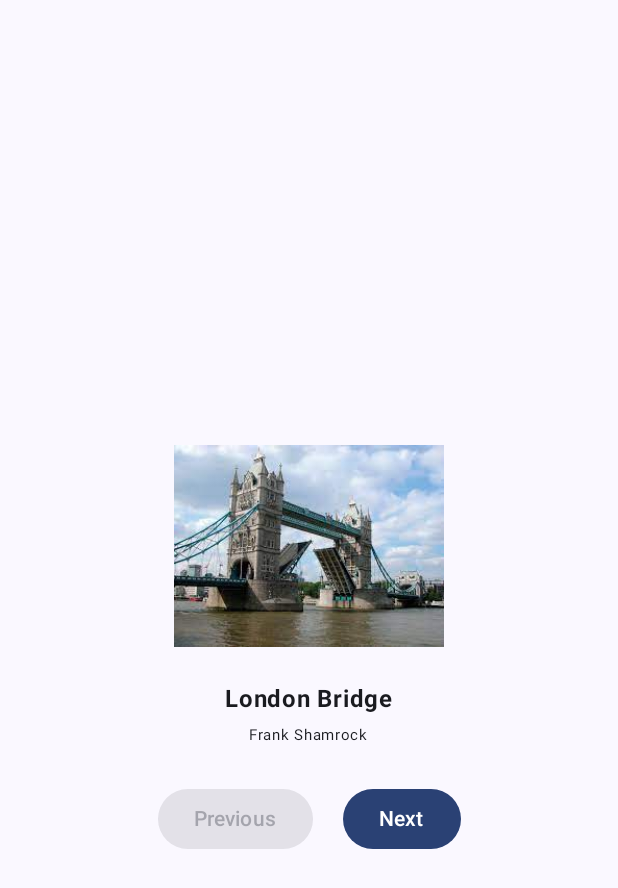
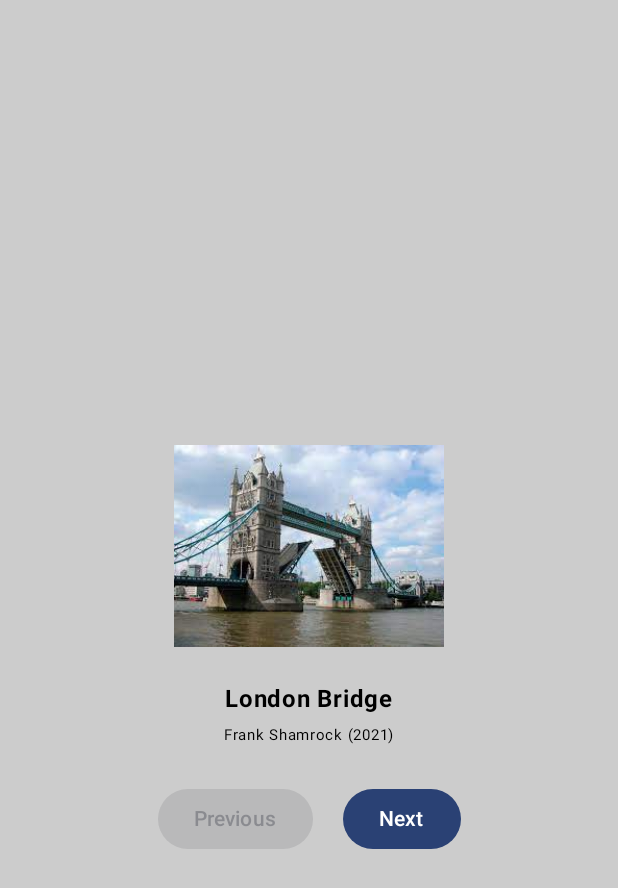
Before and after one commit to lalhming-muana/Repo_testna_app, an Android app built with Jetpack Compose: the screen it shows after launch (MainActivity), on a phone screen of 412 x 824 dp. Shown: the top 888 px of the screen. Run offline under Robolectric (Android 15) with nearby library versions, the phone set to English and light mode, and no system bars.

Commit message:
final version completed

```diff
--- a/app/src/main/java/com/example/repo_testna/MainActivity.kt
+++ b/app/src/main/java/com/example/repo_testna/MainActivity.kt
@@ -26,6 +26,7 @@ import androidx.compose.runtime.setValue
 import androidx.compose.ui.Alignment
 import androidx.compose.ui.Modifier
 import androidx.compose.ui.draw.clip
+import androidx.compose.ui.graphics.Color
 import androidx.compose.ui.res.painterResource
 import androidx.compose.ui.text.font.FontWeight
 import androidx.compose.ui.tooling.preview.Preview
@@ -41,7 +42,7 @@ class MainActivity : ComponentActivity() {
                 // A surface container using the 'background' color from the theme
                 Surface(
                     modifier = Modifier.fillMaxSize(),
-                    color = MaterialTheme.colorScheme.background
+                    color = Color.LightGray
                 ) {
                     Greeting()
                 }
@@ -56,10 +57,10 @@ data class ImageInfo(val resourceId: Int, val description: String, val author: S
 fun Greeting(modifier: Modifier = Modifier) {
 
     val images = listOf(
-        ImageInfo(resourceId = R.drawable.london_bridge,description ="London Bridge", author="Frank Shamrock" ),
-        ImageInfo(resourceId = R.drawable.eiffel_tower,description ="Eiffel Tower", author="Royce Gracie"  ),
-        ImageInfo(resourceId = R.drawable.statue_of_liberty,description ="Statue of liberty", author="Tim Dillion"  ))
-
+        ImageInfo(resourceId = R.drawable.london_bridge,description ="London Bridge", author="Frank Shamrock (2021)" ),
+        ImageInfo(resourceId = R.drawable.eiffel_tower,description ="Eiffel Tower", author="Royce Gracie (2019)"  ),
+        ImageInfo(resourceId = R.drawable.statue_of_liberty,description ="Statue of liberty", author="Tim Dillion (2020)")
+    )
         Column(modifier = Modifier.padding(top= 20.dp),
                           verticalArrangement = Arrangement.Center,
                           horizontalAlignment = Alignment.CenterHorizontally  ) {
```
